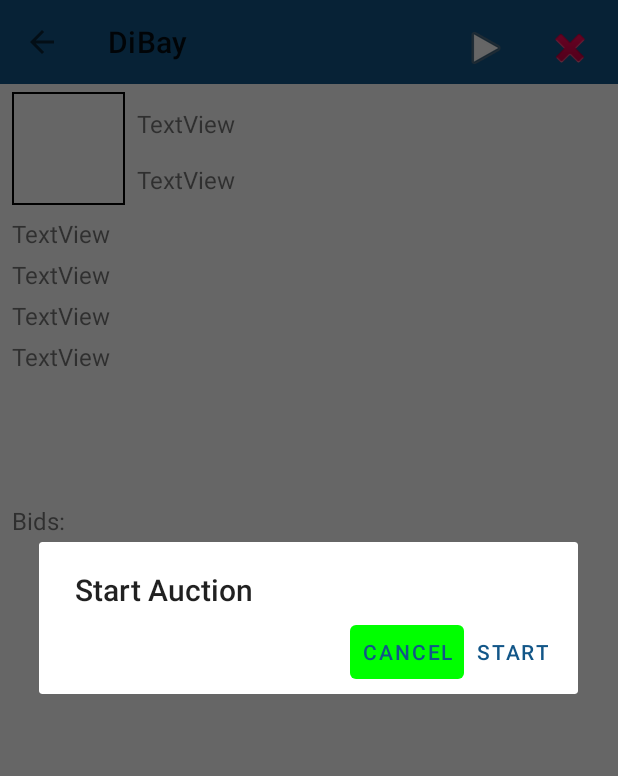
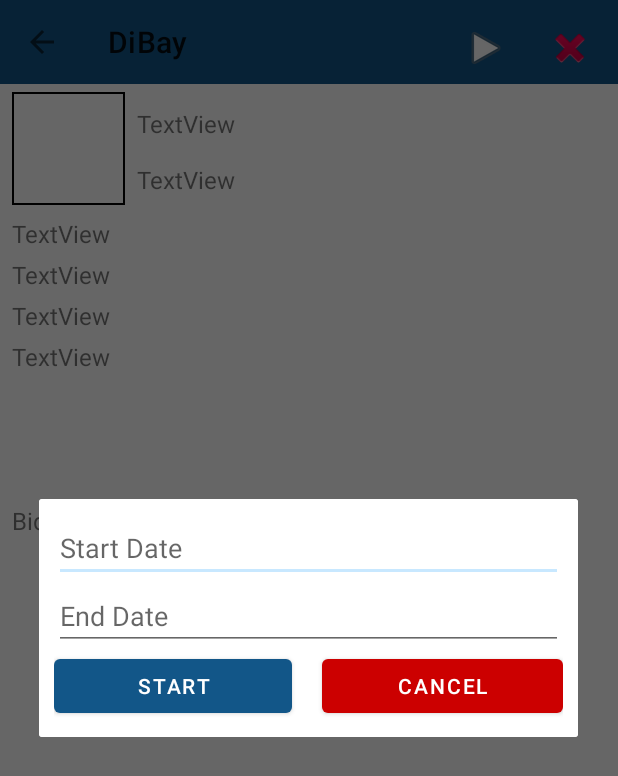
Before and after one commit to demflou/eCommerceApp, an Android app: the ViewAuction screen opened directly, with no data from a screen before it, after a tap on an icon or button, on a phone screen of 412 x 824 dp. Shown: the top 776 px of the screen. Run offline under Robolectric (Android 15) with nearby library versions, the phone set to English and light mode, and no system bars; libraries missing offline, so code that uses them is left out: io.jsonwebtoken; 7 statements that could not run were skipped.

Commit message:
start auctions

```diff
--- a/app/src/main/AndroidManifest.xml
+++ b/app/src/main/AndroidManifest.xml
@@ -41,6 +41,9 @@
         </activity>
         <activity
             android:name=".NewMsg">
+            <meta-data
+                android:name="android.support.PARENT_ACTIVITY"
+                android:value=".Menu"/>
         </activity>
     </application>
 
--- a/app/src/main/java/di/uoa/gr/ecommerce/Menu.java
+++ b/app/src/main/java/di/uoa/gr/ecommerce/Menu.java
@@ -88,9 +88,9 @@ public class Menu extends AppCompatActivity {
 
     @Override
     protected void onDestroy() {
-        SharedPreferences prefs = getSharedPreferences("jwt", MODE_PRIVATE);
-        prefs.edit().clear().commit();
-        System.out.println("DESTROYED");
+//        SharedPreferences prefs = getSharedPreferences("jwt", MODE_PRIVATE);
+//        prefs.edit().clear().commit();
+//        System.out.println("DESTROYED");
         super.onDestroy();
     }
 
--- a/app/src/main/java/di/uoa/gr/ecommerce/ViewAuction.java
+++ b/app/src/main/java/di/uoa/gr/ecommerce/ViewAuction.java
@@ -14,6 +14,8 @@ import android.text.Html;
 import android.util.Base64;
 import android.view.View;
 import android.widget.ArrayAdapter;
+import android.widget.Button;
+import android.widget.EditText;
 import android.widget.ImageButton;
 import android.widget.ImageView;
 import android.widget.ListView;
@@ -23,6 +25,7 @@ import androidx.appcompat.app.AppCompatActivity;
 import androidx.appcompat.widget.Toolbar;
 
 import java.util.ArrayList;
+import java.util.Date;
 
 import di.uoa.gr.ecommerce.client.RestAPI;
 import di.uoa.gr.ecommerce.client.RestClient;
@@ -86,6 +89,7 @@ public class ViewAuction  extends AppCompatActivity {
         final Jwt<Header, Claims> untrusted = Jwts.parser().parseClaimsJwt(withoutSignature);
         final Integer id =getIntent().getIntExtra("ItemID",-1);
         System.out.println(id+" is id");
+        final myItem[] item = new myItem[1];
         final RestAPI restAPI = RestClient.getStringClient().create(RestAPI.class);
         final Call<myItem> call = restAPI.getItem(id);
         call.enqueue(new Callback<myItem>() {
@@ -93,6 +97,7 @@ public class ViewAuction  extends AppCompatActivity {
             @Override
             public void onResponse(Call<myItem> call, Response<myItem> response) {
                 System.out.println("RESPONSE");
+                item[0] =response.body();
                 toolbar.setTitle(response.body().getName());
                 if(response.body().getStartDate()!=null||(response.body().getNumofbids()!=null&&response.body().getNumofbids()>0))
                     delete.setVisibility(ImageView.GONE);
@@ -214,26 +219,42 @@ public class ViewAuction  extends AppCompatActivity {
         start.setOnClickListener(new View.OnClickListener() {
             @Override
             public void onClick(View view) {
-                final AlertDialog.Builder builder = new AlertDialog.Builder(ViewAuction.this).setTitle("Start Auction");
-                final AlertDialog dialog = builder.setPositiveButton("START", new DialogInterface.OnClickListener() {
+                final AlertDialog alertDialog = new AlertDialog.Builder(ViewAuction.this).create();
+                View dialog_layout = getLayoutInflater().inflate(R.layout.design_layout, null);
+                // Create the text field in the alert dialog...
+                final EditText starting= (EditText) dialog_layout.findViewById(R.id.text1);
+                final EditText ending = (EditText) dialog_layout.findViewById(R.id.text2);
+                Button startbtn = dialog_layout.findViewById(R.id.button2);
+                Button cancelbtn = dialog_layout.findViewById(R.id.button3);
+                alertDialog.setCancelable(true);
+                cancelbtn.setOnClickListener(new View.OnClickListener() {
                     @Override
-                    public void onClick(DialogInterface dialogInterface, int i) {
-                        System.out.println("Delete button clicked");
-                    }
-
-                }).setNegativeButton("CANCEL", new DialogInterface.OnClickListener() {
-                    @Override
-                    public void onClick(DialogInterface dialogInterface, int i) {
-                        System.out.println("Cancel button clicked");
-                    }
-                }).create();
-                dialog.setOnShowListener( new DialogInterface.OnShowListener() {
-                    @Override
-                    public void onShow(DialogInterface arg0) {
-                        dialog.getButton(AlertDialog.BUTTON_NEGATIVE).setBackgroundColor(Color.GREEN);
+                    public void onClick(View view) {
+                        alertDialog.cancel();
                     }
                 });
-                dialog.show();
+                startbtn.setOnClickListener(new View.OnClickListener() {
+                    @Override
+                    public void onClick(View view) {
+                        item[0].setStartDate(new Date(starting.getText().toString()));
+                        item[0].setEndDate(new Date(ending.getText().toString()));
+                        Call<Void> callstart=restAPI.startItem(jwt,id,item[0]);
+                        callstart.enqueue(new Callback<Void>() {
+                            @Override
+                            public void onResponse(Call<Void> call, Response<Void> response) {
+                                System.out.println("STARTED");
+                                alertDialog.cancel();
+                            }
+
+                            @Override
+                            public void onFailure(Call<Void> call, Throwable t) {
+
+                            }
+                        });
+                    }
+                });
+                alertDialog.setView(dialog_layout);
+                alertDialog.show();
             }
         });
     }
--- a/app/src/main/java/di/uoa/gr/ecommerce/client/RestAPI.java
+++ b/app/src/main/java/di/uoa/gr/ecommerce/client/RestAPI.java
@@ -15,6 +15,7 @@ import retrofit2.http.DELETE;
 import retrofit2.http.GET;
 import retrofit2.http.Header;
 import retrofit2.http.POST;
+import retrofit2.http.PUT;
 import retrofit2.http.Path;
 
 public interface RestAPI {
@@ -34,6 +35,9 @@ public interface RestAPI {
             @Part MultipartBody.Part file
     );
     */
+
+    @PUT("item/{id}")
+    Call<Void> startItem (@Header("Authorization") String token,@Path("id") Integer id, @Body myItem item);
 
     @DELETE("item/{id}")
     Call<Void> deleteItem (@Header("Authorization") String token,@Path("id") Integer id);
--- a/app/src/main/java/di/uoa/gr/ecommerce/fragments/MenuFragment4.java
+++ b/app/src/main/java/di/uoa/gr/ecommerce/fragments/MenuFragment4.java
@@ -20,6 +20,7 @@ import androidx.fragment.app.Fragment;
 import java.util.List;
 
 import di.uoa.gr.ecommerce.Menu;
+import di.uoa.gr.ecommerce.NewMsg;
 import di.uoa.gr.ecommerce.R;
 import di.uoa.gr.ecommerce.client.RestAPI;
 import di.uoa.gr.ecommerce.client.RestClient;
--- a/app/src/main/res/layout/activity_msgs.xml
+++ b/app/src/main/res/layout/activity_msgs.xml
@@ -12,7 +12,6 @@
         android:layout_height="wrap_content"
         android:background="?attr/colorPrimary"
         android:minHeight="?attr/actionBarSize"
-        android:theme="?attr/actionBarTheme"
         app:title="Create Message" />
 
     <EditText
--- /dev/null
+++ b/app/src/main/res/layout/design_layout.xml
@@ -0,0 +1,42 @@
+<?xml version="1.0" encoding="utf-8"?>
+<LinearLayout xmlns:android="http://schemas.android.com/apk/res/android"
+    xmlns:app="http://schemas.android.com/apk/res-auto"
+    android:layout_width="fill_parent" android:layout_height="fill_parent"
+    android:gravity="center_horizontal" android:background="#ffffff"
+    android:orientation="vertical" android:padding="10dp">
+
+    <EditText
+        android:id="@+id/text1"
+        android:layout_width="fill_parent"
+        android:layout_height="wrap_content"
+        android:hint="Start Date" />
+
+    <EditText
+        android:id="@+id/text2"
+        android:layout_width="fill_parent"
+        android:layout_height="wrap_content"
+        android:hint="End Date" />
+
+    <LinearLayout
+        android:layout_width="match_parent"
+        android:layout_height="match_parent"
+        android:orientation="horizontal">
+
+        <Button
+            android:id="@+id/button2"
+            android:layout_width="100dp"
+            android:layout_height="wrap_content"
+            android:layout_weight="1"
+            android:insetRight="10dp"
+            android:text="Start" />
+
+        <Button
+            android:id="@+id/button3"
+            android:layout_width="wrap_content"
+            android:layout_height="wrap_content"
+            android:layout_weight="1"
+            android:insetLeft="10dp"
+            android:text="@android:string/cancel"
+            app:backgroundTint="@android:color/holo_red_dark" />
+    </LinearLayout>
+</LinearLayout>
```
Also changed, not shown: app/src/main/java/di/uoa/gr/ecommerce/HomeActivity.java (+5 -4 lines), app/src/main/java/di/uoa/gr/ecommerce/NewMsg.java (+6 -1 lines).
